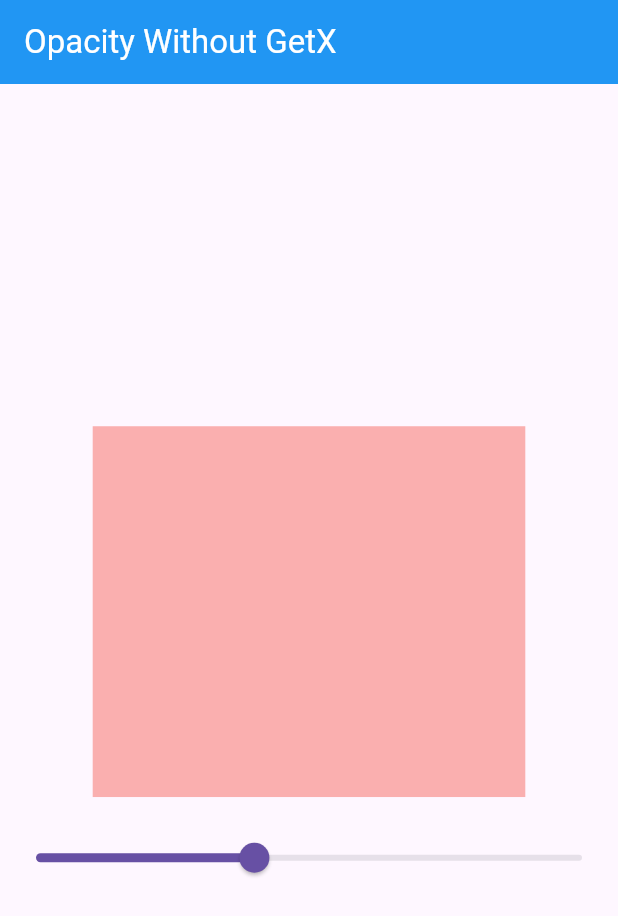
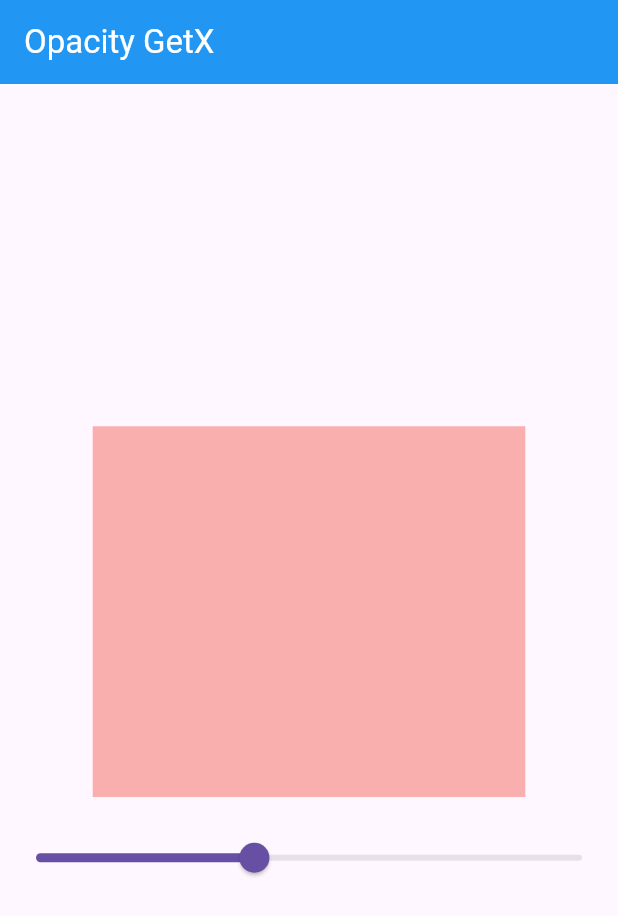
Before and after one commit to Avinash174/GETX-Practice, a Flutter app: the screen it shows after launch, on a phone screen of 412 x 824 dp. Shown: the top 916 px of the screen. Run offline on Flutter 3.47's test engine with Material 3 defaults, Android fonts, the phone set to English and light mode, and no system bars; our stand-ins replace get.

Commit message:
new changes

```diff
--- a/lib/getx/another_example.dart
+++ b/lib/getx/another_example.dart
@@ -25,7 +25,7 @@ class _AnotherExampleGetXState extends State<AnotherExampleGetX> {
     return Scaffold(
       appBar: AppBar(
         title: const Text(
-          'Opacity Without GetX',
+          'Opacity GetX',
           style: TextStyle(
             color: Colors.white,
           ),
```
